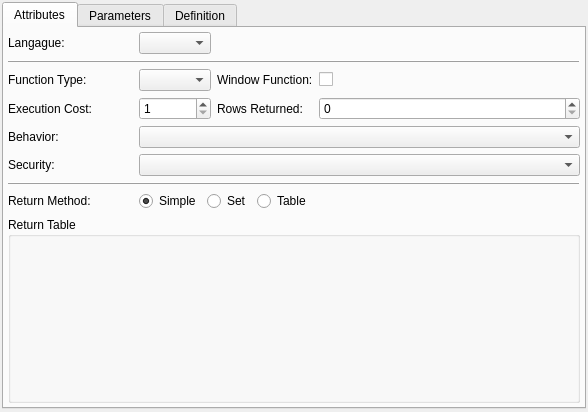
Before: the Qt Designer form libpgmodeler_ui/ui/functionwidget.ui in pgmodeler/pgmodeler, drawn with Qt 5.
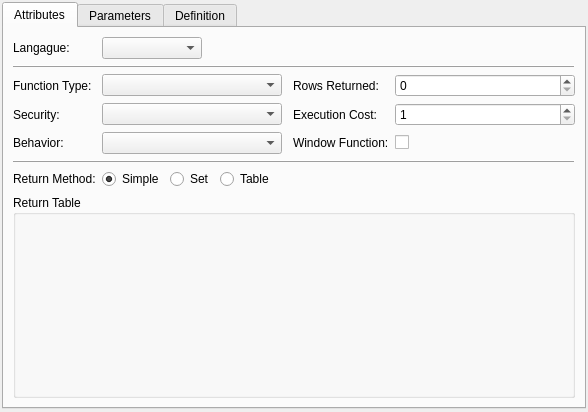
After: the same form once the commit is applied.

Commit message:
Major bug fixes on relationship class and relationship editing form
Minor bug fixes on BaseObjectWidget

Added [NOT] LEAKPROOF key work to FunctionType

Added collation attribute to Domains

Diff of the .ui file:
```diff
--- a/libpgmodeler_ui/ui/functionwidget.ui
+++ b/libpgmodeler_ui/ui/functionwidget.ui
@@ -32,7 +32,20 @@
    <property name="spacing">
     <number>6</number>
    </property>
-   <item row="0" column="0">
+   <item row="2" column="0">
+    <spacer name="verticalSpacer_2">
+     <property name="orientation">
+      <enum>Qt::Vertical</enum>
+     </property>
+     <property name="sizeHint" stdset="0">
+      <size>
+       <width>20</width>
+       <height>1</height>
+      </size>
+     </property>
+    </spacer>
+   </item>
+   <item row="1" column="0">
     <widget class="QTabWidget" name="func_config_twg">
      <property name="sizePolicy">
       <sizepolicy hsizetype="Expanding" vsizetype="Expanding">
@@ -54,30 +67,21 @@
        <string>Attributes</string>
       </attribute>
       <layout class="QGridLayout" name="gridLayout">
-       <property name="margin">
-        <number>4</number>
-       </property>
        <property name="spacing">
         <number>6</number>
        </property>
-       <item row="5" column="1" colspan="3">
-        <widget class="QComboBox" name="security_cmb"/>
-       </item>
-       <item row="4" column="0">
-        <widget class="QLabel" name="behavior_lbl">
+       <item row="0" column="1">
+        <widget class="QComboBox" name="language_cmb">
          <property name="maximumSize">
           <size>
-           <width>16777215</width>
+           <width>100</width>
            <height>16777215</height>
           </size>
          </property>
-         <property name="text">
-          <string>Behavior:</string>
-         </property>
         </widget>
        </item>
-       <item row="3" column="2">
-        <widget class="QLabel" name="return_rows_lbl">
+       <item row="3" column="0" rowspan="2">
+        <widget class="QLabel" name="security_lbl">
          <property name="maximumSize">
           <size>
            <width>16777215</width>
@@ -85,71 +89,31 @@
           </size>
          </property>
          <property name="text">
-          <string>Rows Returned:</string>
+          <string>Security:</string>
          </property>
-        </widget>
-       </item>
-       <item row="3" column="0">
-        <widget class="QLabel" name="exec_cost_lbl">
-         <property name="minimumSize">
-          <size>
-           <width>125</width>
-           <height>0</height>
-          </size>
+         <property name="indent">
+          <number>-1</number>
          </property>
-         <property name="maximumSize">
-          <size>
-           <width>16777215</width>
-           <height>16777215</height>
-          </size>
-         </property>
-         <property name="text">
-          <string>Execution Cost:</string>
-         </property>
         </widget>
        </item>
-       <item row="7" column="0">
-        <widget class="QLabel" name="ret_method_lbl">
-         <property name="maximumSize">
-          <size>
-           <width>110</width>
-           <height>16777215</height>
-          </size>
-         </property>
-         <property name="text">
-          <string>Return Method:</string>
-         </property>
-        </widget>
-       </item>
-       <item row="6" column="0" colspan="4">
-        <widget class="QFrame" name="frame">
-         <property name="frameShape">
-          <enum>QFrame::HLine</enum>
-         </property>
-         <property name="frameShadow">
-          <enum>QFrame::Raised</enum>
-         </property>
-        </widget>
-       </item>
-       <item row="2" column="3">
-        <widget class="QCheckBox" name="window_func_chk">
-         <property name="text">
-          <string/>
-         </property>
-        </widget>
-       </item>
-       <item row="1" column="0" colspan="4">
-        <widget class="QFrame" name="frame_2">
-         <property name="frameShape">
-          <enum>QFrame::HLine</enum>
-         </property>
-         <property name="frameShadow">
-          <enum>QFrame::Raised</enum>
+       <item row="3" column="1" rowspan="2">
+        <widget class="QComboBox" name="security_cmb">
+         <property name="sizePolicy">
+          <sizepolicy hsizetype="Expanding" vsizetype="Fixed">
+           <horstretch>0</horstretch>
+           <verstretch>0</verstretch>
+          </sizepolicy>
          </property>
         </widget>
        </item>
        <item row="2" column="0">
         <widget class="QLabel" name="func_type_lbl">
+         <property name="sizePolicy">
+          <sizepolicy hsizetype="Preferred" vsizetype="Preferred">
+           <horstretch>0</horstretch>
+           <verstretch>0</verstretch>
+          </sizepolicy>
+         </property>
          <property name="maximumSize">
           <size>
            <width>16777215</width>
@@ -161,8 +125,34 @@
          </property>
         </widget>
        </item>
-       <item row="0" column="0">
-        <widget class="QLabel" name="language_lbl">
+       <item row="1" column="0" colspan="4">
+        <widget class="QFrame" name="frame_2">
+         <property name="sizePolicy">
+          <sizepolicy hsizetype="Preferred" vsizetype="Fixed">
+           <horstretch>0</horstretch>
+           <verstretch>0</verstretch>
+          </sizepolicy>
+         </property>
+         <property name="frameShape">
+          <enum>QFrame::HLine</enum>
+         </property>
+         <property name="frameShadow">
+          <enum>QFrame::Raised</enum>
+         </property>
+        </widget>
+       </item>
+       <item row="2" column="1">
+        <widget class="QComboBox" name="func_type_cmb">
+         <property name="sizePolicy">
+          <sizepolicy hsizetype="Expanding" vsizetype="Fixed">
+           <horstretch>0</horstretch>
+           <verstretch>0</verstretch>
+          </sizepolicy>
+         </property>
+        </widget>
+       </item>
+       <item row="2" column="2">
+        <widget class="QLabel" name="return_rows_lbl">
          <property name="maximumSize">
           <size>
            <width>16777215</width>
@@ -170,24 +160,75 @@
           </size>
          </property>
          <property name="text">
-          <string>Langague:</string>
+          <string>Rows Returned:</string>
+         </property>
+         <property name="indent">
+          <number>5</number>
          </property>
         </widget>
        </item>
-       <item row="3" column="3">
+       <item row="2" column="3">
         <widget class="QSpinBox" name="rows_ret_spb">
          <property name="maximum">
           <number>1000000000</number>
          </property>
         </widget>
        </item>
-       <item row="0" column="1">
-        <widget class="QComboBox" name="language_cmb"/>
+       <item row="0" column="0">
+        <widget class="QLabel" name="language_lbl">
+         <property name="sizePolicy">
+          <sizepolicy hsizetype="Preferred" vsizetype="Preferred">
+           <horstretch>0</horstretch>
+           <verstretch>0</verstretch>
+          </sizepolicy>
+         </property>
+         <property name="maximumSize">
+          <size>
+           <width>16777215</width>
+           <height>16777215</height>
+          </size>
+         </property>
+         <property name="text">
+          <string>Langague:</string>
+         </property>
+        </widget>
        </item>
-       <item row="4" column="1" colspan="3">
-        <widget class="QComboBox" name="behavior_cmb"/>
+       <item row="8" column="0" colspan="4">
+        <widget class="QFrame" name="frame">
+         <property name="sizePolicy">
+          <sizepolicy hsizetype="Preferred" vsizetype="Fixed">
+           <horstretch>0</horstretch>
+           <verstretch>0</verstretch>
+          </sizepolicy>
+         </property>
+         <property name="frameShape">
+          <enum>QFrame::HLine</enum>
+         </property>
+         <property name="frameShadow">
+          <enum>QFrame::Raised</enum>
+         </property>
+        </widget>
        </item>
-       <item row="7" column="1" colspan="2">
+       <item row="9" column="0">
+        <widget class="QLabel" name="ret_method_lbl">
+         <property name="sizePolicy">
+          <sizepolicy hsizetype="Preferred" vsizetype="Preferred">
+           <horstretch>0</horstretch>
+           <verstretch>0</verstretch>
+          </sizepolicy>
+         </property>
+         <property name="maximumSize">
+          <size>
+           <width>110</width>
+           <height>16777215</height>
+          </size>
+         </property>
+         <property name="text">
+          <string>Return Method:</string>
+         </property>
+        </widget>
+       </item>
+       <item row="9" column="1">
         <layout class="QHBoxLayout" name="horizontalLayout">
          <item>
           <widget class="QRadioButton" name="simple_rb">
@@ -227,7 +268,7 @@
          <item>
           <widget class="QRadioButton" name="table_rb">
            <property name="sizePolicy">
-            <sizepolicy hsizetype="Fixed" vsizetype="Fixed">
+            <sizepolicy hsizetype="Expanding" vsizetype="Fixed">
              <horstretch>0</horstretch>
              <verstretch>0</verstretch>
             </sizepolicy>
@@ -242,7 +283,78 @@
          </item>
         </layout>
        </item>
-       <item row="7" column="3">
+       <item row="10" column="0" colspan="4">
+        <widget class="QGroupBox" name="ret_table_gb">
+         <property name="sizePolicy">
+          <sizepolicy hsizetype="Preferred" vsizetype="Expanding">
+           <horstretch>0</horstretch>
+           <verstretch>0</verstretch>
+          </sizepolicy>
+         </property>
+         <property name="title">
+          <string>Return Table</string>
+         </property>
+        </widget>
+       </item>
+       <item row="5" column="1">
+        <widget class="QComboBox" name="behavior_cmb">
+         <property name="sizePolicy">
+          <sizepolicy hsizetype="Expanding" vsizetype="Fixed">
+           <horstretch>0</horstretch>
+           <verstretch>0</verstretch>
+          </sizepolicy>
+         </property>
+        </widget>
+       </item>
+       <item row="5" column="2">
+        <widget class="QLabel" name="window_func_lbl">
+         <property name="maximumSize">
+          <size>
+           <width>16777215</width>
+           <height>16777215</height>
+          </size>
+         </property>
+         <property name="text">
+          <string>Window Function:</string>
+         </property>
+         <property name="indent">
+          <number>5</number>
+         </property>
+        </widget>
+       </item>
+       <item row="5" column="0">
+        <widget class="QLabel" name="behavior_lbl">
+         <property name="sizePolicy">
+          <sizepolicy hsizetype="Preferred" vsizetype="Preferred">
+           <horstretch>0</horstretch>
+           <verstretch>0</verstretch>
+          </sizepolicy>
+         </property>
+         <property name="maximumSize">
+          <size>
+           <width>16777215</width>
+           <height>16777215</height>
+          </size>
+         </property>
+         <property name="text">
+          <string>Behavior:</string>
+         </property>
+        </widget>
+       </item>
+       <item row="5" column="3">
+        <widget class="QCheckBox" name="window_func_chk">
+         <property name="sizePolicy">
+          <sizepolicy hsizetype="Expanding" vsizetype="Fixed">
+           <horstretch>0</horstretch>
+           <verstretch>0</verstretch>
+          </sizepolicy>
+         </property>
+         <property name="text">
+          <string/>
+         </property>
+        </widget>
+       </item>
+       <item row="9" column="2" colspan="2">
         <spacer name="horizontalSpacer_2">
          <property name="orientation">
           <enum>Qt::Horizontal</enum>
@@ -255,34 +367,42 @@
          </property>
         </spacer>
        </item>
-       <item row="2" column="2">
-        <widget class="QLabel" name="window_func_lbl">
-         <property name="maximumSize">
-          <size>
-           <width>16777215</width>
-           <height>16777215</height>
-          </size>
-         </property>
-         <property name="text">
-          <string>Window Function:</string>
-         </property>
-        </widget>
-       </item>
-       <item row="9" column="0" colspan="4">
-        <widget class="QGroupBox" name="ret_table_gb">
+       <item row="3" column="2" rowspan="2">
+        <widget class="QLabel" name="exec_cost_lbl">
          <property name="sizePolicy">
-          <sizepolicy hsizetype="Preferred" vsizetype="Expanding">
+          <sizepolicy hsizetype="Preferred" vsizetype="Preferred">
            <horstretch>0</horstretch>
            <verstretch>0</verstretch>
           </sizepolicy>
          </property>
-         <property name="title">
-          <string>Return Table</string>
+         <property name="minimumSize">
+          <size>
+           <width>0</width>
+           <height>0</height>
+          </size>
+         </property>
+         <property name="maximumSize">
+          <size>
+           <width>16777215</width>
+           <height>16777215</height>
+          </size>
+         </property>
+         <property name="text">
+          <string>Execution Cost:</string>
+         </property>
+         <property name="indent">
+          <number>5</number>
          </property>
         </widget>
        </item>
-       <item row="3" column="1">
+       <item row="3" column="3" rowspan="2">
         <widget class="QSpinBox" name="exec_cost_spb">
+         <property name="sizePolicy">
+          <sizepolicy hsizetype="Preferred" vsizetype="Fixed">
+           <horstretch>0</horstretch>
+           <verstretch>0</verstretch>
+          </sizepolicy>
+         </property>
          <property name="minimum">
           <number>1</number>
          </property>
@@ -291,22 +411,6 @@
          </property>
         </widget>
        </item>
-       <item row="2" column="1">
-        <widget class="QComboBox" name="func_type_cmb"/>
-       </item>
-       <item row="5" column="0">
-        <widget class="QLabel" name="security_lbl">
-         <property name="maximumSize">
-          <size>
-           <width>16777215</width>
-           <height>16777215</height>
-          </size>
-         </property>
-         <property name="text">
-          <string>Security:</string>
-         </property>
-        </widget>
-       </item>
       </layout>
      </widget>
      <widget class="QWidget" name="parametros_tab">
@@ -495,19 +599,6 @@
      </widget>
     </widget>
    </item>
-   <item row="1" column="0">
-    <spacer name="verticalSpacer_2">
-     <property name="orientation">
-      <enum>Qt::Vertical</enum>
-     </property>
-     <property name="sizeHint" stdset="0">
-      <size>
-       <width>20</width>
-       <height>1</height>
-      </size>
-     </property>
-    </spacer>
-   </item>
   </layout>
  </widget>
  <resources/>
```
The commit also changes 16 other files.
